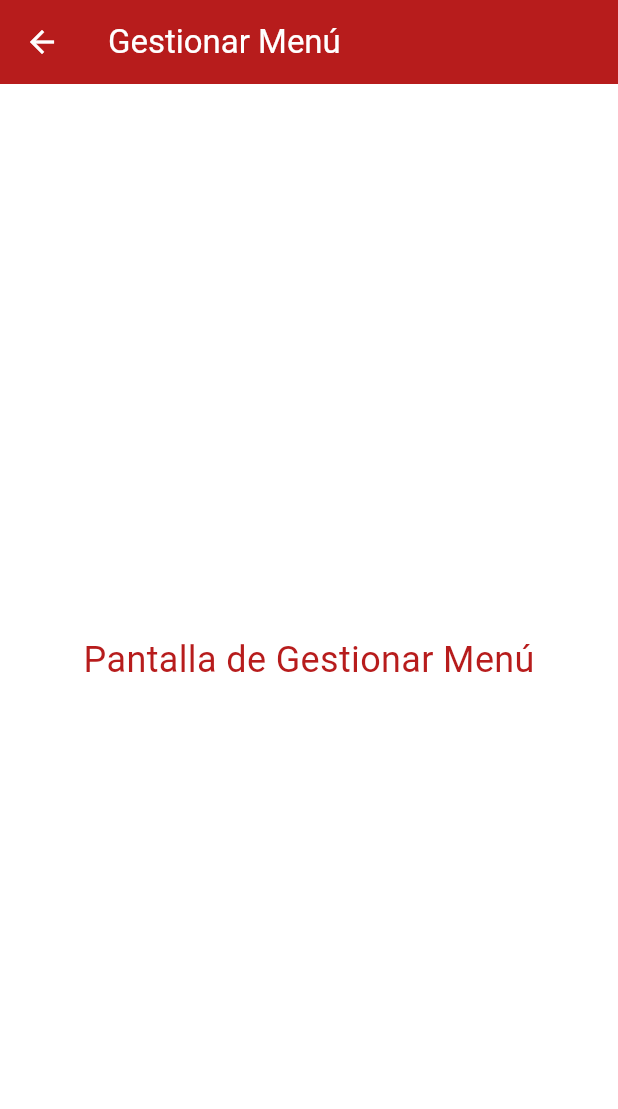
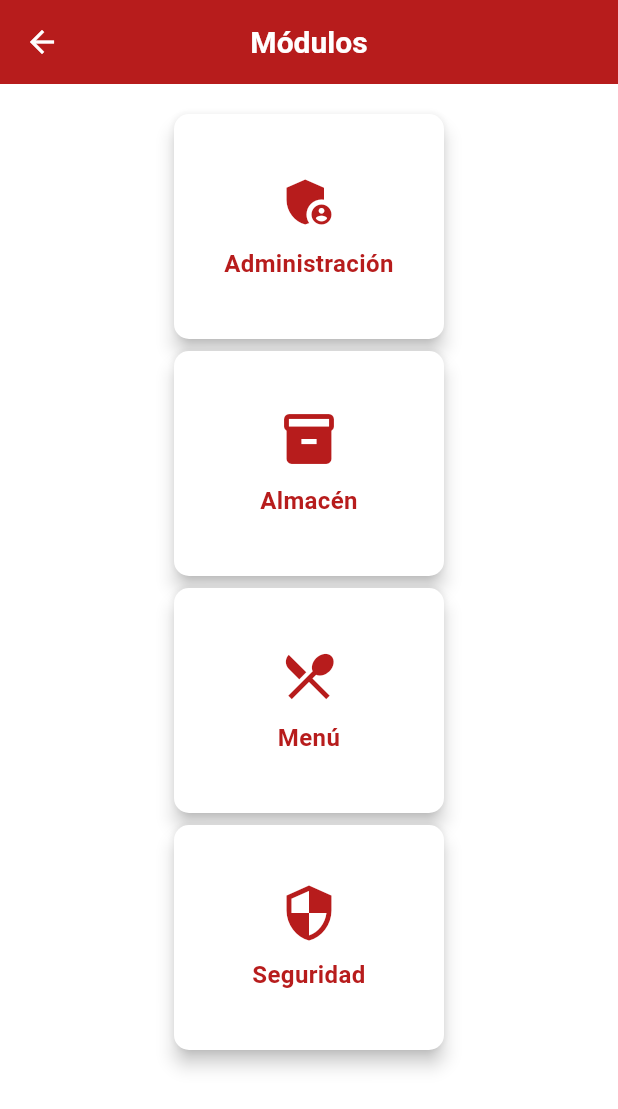
Before and after one commit to YamiYH/gestion_menu_ult_frontend, a Flutter app: the Options screen opened by its route, after a tap on "Gestionar Menú", on a phone screen of 412 x 824 dp. Shown: the top 1109 px of the screen. Run offline on Flutter 3.47's test engine with Material 3 defaults, Android fonts, the light colour scheme and no system bars; our stand-ins replace google_fonts.

Commit message:
Diseños de pantalla de selección de módulos y pantalla de logs

```diff
--- a/lib/main.dart
+++ b/lib/main.dart
@@ -27,7 +27,7 @@ class MyApp extends StatelessWidget {
         primarySwatch: Colors.red,
         scaffoldBackgroundColor: Colors.white,
       ),
-      initialRoute: AppRoutes.gestionarAlmacen,
+      initialRoute: AppRoutes.login,
       routes: AppRoutes.getRoutes(),
     );
   }
--- a/lib/routes/routes.dart
+++ b/lib/routes/routes.dart
@@ -1,5 +1,7 @@
 import 'package:flutter/material.dart';
+import 'package:gestion_menu_ult_frontend/screens/admin/logs.dart';
 import 'package:gestion_menu_ult_frontend/screens/almacen/inventario.dart';
+import 'package:gestion_menu_ult_frontend/screens/common/modulos.dart';
 
 import '../screens/common/Home.dart';
 import '../screens/common/Login.dart';
@@ -15,19 +17,25 @@ class AppRoutes {
   static const String reservarTicket = '/reservar_ticket';
   static const String gestionarMenu = '/gestionar_menu';
   static const String gestionarAlmacen = '/gestionar_almacen';
+  static const String modulos = '/modulos';
+  static const String logs = '/logs';
+  static const String propuesta = '/propuesta';
 
   //static const String confirmarReserva = '/confirmar_reserva';
-  //static const String menuPropuesta = '/menu_propuesta';
 
   // Mapeamos las rutas a las pantallas correspondientes
   static Map<String, WidgetBuilder> getRoutes() {
-    return {
+    return <String, WidgetBuilder>{
       login: (context) => Login(),
       home: (context) => Home(),
       options: (context) => Options(),
       reservarTicket: (context) => ReservarTicket(),
       gestionarMenu: (context) => GestionarMenu(),
       gestionarAlmacen: (context) => GestionarAlmacen(),
+      modulos: (context) => ModulosScreen(),
+      logs: (context) => LogsScreen(),
+      //propuesta: (context) => MenuPropuesta(),
+
       //confirmarReserva: (context) => ConfirmarReserva()
     };
   }
--- /dev/null
+++ b/lib/screens/common/modulos.dart
@@ -0,0 +1,134 @@
+import 'package:flutter/material.dart';
+import 'package:gestion_menu_ult_frontend/screens/admin/logs.dart';
+import 'package:gestion_menu_ult_frontend/screens/almacen/inventario.dart';
+
+class ModulosScreen extends StatelessWidget {
+  @override
+  Widget build(BuildContext context) {
+    double screenWidth = MediaQuery.of(context).size.width;
+    bool isMobile = screenWidth < 600; // Define si la pantalla es móvil
+
+    return Scaffold(
+      appBar: AppBar(
+        centerTitle: true,
+        iconTheme: IconThemeData(color: Colors.white),
+        title: Text(
+          'Módulos',
+          style: TextStyle(
+            color: Colors.white,
+            fontWeight: isMobile ? FontWeight.bold : FontWeight.normal,
+            fontSize: isMobile ? 20 : 25,
+          ),
+        ),
+        backgroundColor: Colors.red[900],
+      ),
+      body: SingleChildScrollView(
+        child: Padding(
+          padding: const EdgeInsets.all(16.0),
+          child: isMobile
+              ? Center(
+                  child: Column(
+                    children: _buildModulos(context, isMobile),
+                  ),
+                )
+              : Container(
+                  padding: EdgeInsets.fromLTRB(0.0, 70.0, 0.0, 0.0),
+                  child: Row(
+                    mainAxisAlignment: MainAxisAlignment.spaceEvenly,
+                    children: _buildModulos(context, isMobile),
+                  ),
+                ),
+        ),
+      ),
+    );
+  }
+
+  // Método para construir las Cards de los módulos
+  List<Widget> _buildModulos(BuildContext context, bool isMobile) {
+    return [
+      _buildModuleCard(
+        'Administración',
+        Icons.admin_panel_settings,
+        isMobile,
+        onTap: () {},
+      ),
+      _buildModuleCard(
+        'Almacén',
+        Icons.inventory,
+        isMobile,
+        onTap: () {
+          Navigator.push(
+            context,
+            MaterialPageRoute(
+              builder: (context) => GestionarAlmacen(),
+            ),
+          );
+        },
+      ),
+      _buildModuleCard(
+        'Menú',
+        Icons.restaurant_menu,
+        isMobile,
+        onTap: () {
+          // Acción para el módulo de Menú
+          print('Módulo de Menú seleccionado');
+        },
+      ),
+      _buildModuleCard(
+        'Seguridad',
+        Icons.security,
+        isMobile,
+        onTap: () {
+          Navigator.push(
+            context,
+            MaterialPageRoute(
+              builder: (context) => LogsScreen(),
+            ),
+          );
+        },
+      ),
+    ];
+  }
+
+  // Método para construir una Card de módulo
+  Widget _buildModuleCard(String title, IconData icon, bool isMobile,
+      {required VoidCallback onTap}) {
+    return MouseRegion(
+      cursor: SystemMouseCursors.click,
+      child: GestureDetector(
+        onTap: onTap,
+        child: Card(
+          elevation: 5,
+          shape: RoundedRectangleBorder(
+            borderRadius: BorderRadius.circular(10),
+          ),
+          color: Colors.white,
+          child: Container(
+            width: isMobile ? 180 : 300,
+            height: isMobile ? 150 : 240,
+            child: Column(
+              mainAxisAlignment: MainAxisAlignment.center,
+              children: [
+                Icon(
+                  icon,
+                  size: isMobile ? 40 : 60,
+                  color: Colors.red[900],
+                ),
+                SizedBox(height: 10),
+                Text(
+                  title,
+                  textAlign: TextAlign.center,
+                  style: TextStyle(
+                    fontSize: isMobile ? 16 : 20,
+                    fontWeight: FontWeight.bold,
+                    color: Colors.red[900],
+                  ),
+                ),
+              ],
+            ),
+          ),
+        ),
+      ),
+    );
+  }
+}
--- a/lib/screens/menu/PropuestaMenu.dart
+++ b/lib/screens/menu/PropuestaMenu.dart
@@ -1,9 +1,8 @@
-// lib/screens/menu_propuesta.dart
 import 'package:flutter/material.dart';
 
 class MenuPropuesta extends StatefulWidget {
-  final String tipo;
-  final Map<String, List<String>> comidas;
+  late String tipo = '';
+  late Map<String, List<String>> comidas;
 
   MenuPropuesta({required this.tipo, required this.comidas});
 
--- a/lib/widgets/card_widgets.dart
+++ b/lib/widgets/card_widgets.dart
@@ -83,7 +83,7 @@ class GestionarMenuCard extends StatelessWidget {
               ),
               ElevatedButton(
                 onPressed: () {
-                  Navigator.pushNamed(context, '/gestionar_menu');
+                  Navigator.pushNamed(context, '/modulos');
                 },
                 style: ElevatedButton.styleFrom(
                   foregroundColor: Colors.white,
```
Also changed, not shown: lib/screens/admin/logs.dart (added, +296 -0 lines), lib/screens/ticket/Reservar_Ticket.dart (+50 -48 lines), lib/widgets/buscar.dart (added, +38 -0 lines), lib/widgets/dropdownfield.dart (added, +51 -0 lines), lib/widgets/fecha.dart (added, +77 -0 lines).
